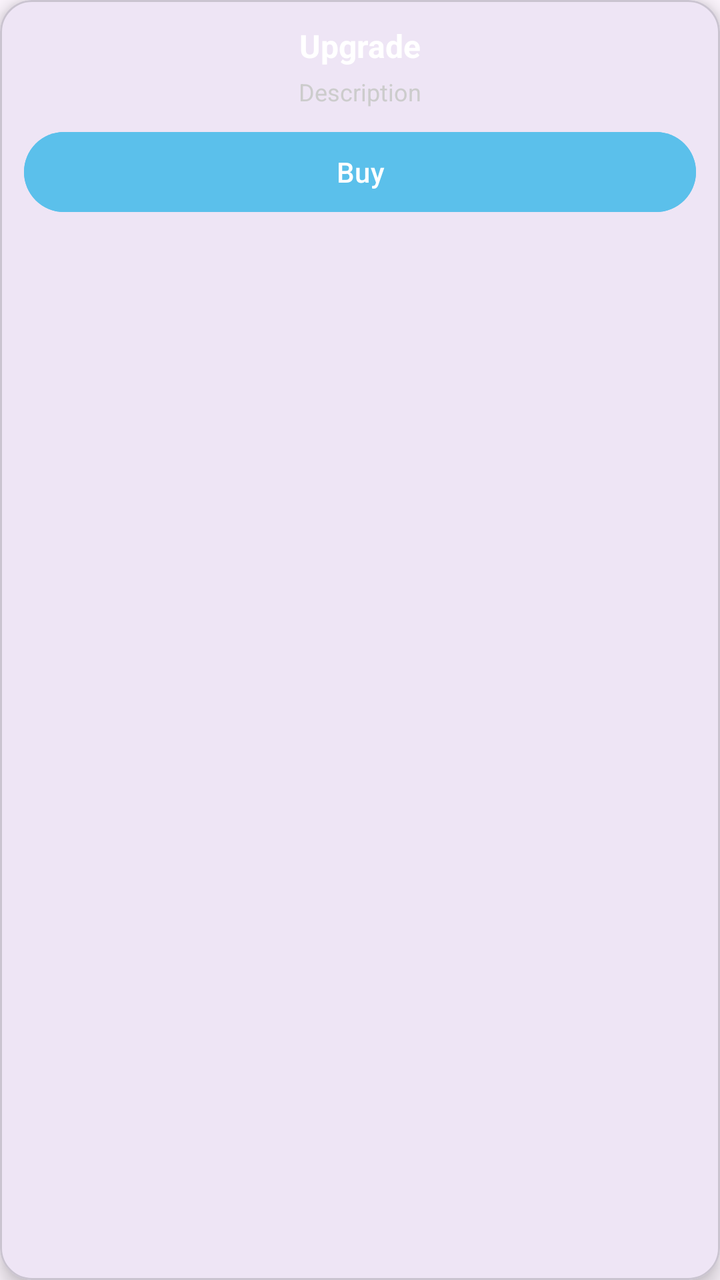
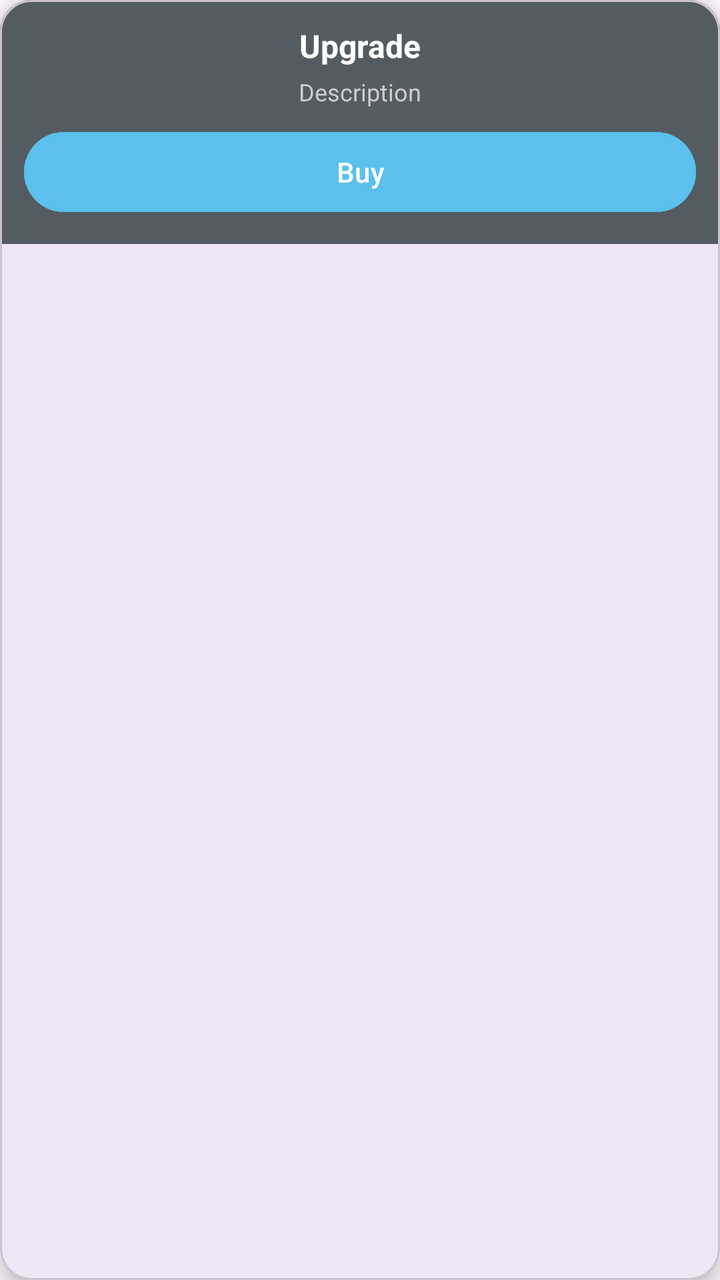

Two renders of the same Android screen: before a commit and after it. Below are the layout's source before the change and the commit's diff.
<!-- AndroidManifest.xml: application theme Theme.GamesPlatform -->
<!-- res/layout/upgrade_item.xml -->
<?xml version="1.0" encoding="utf-8"?>
<com.google.android.material.card.MaterialCardView
    xmlns:android="http://schemas.android.com/apk/res/android"
    xmlns:app="http://schemas.android.com/apk/res-auto"
    android:layout_width="150dp"
    android:layout_height="wrap_content"
    android:layout_marginHorizontal="16dp"
    android:layout_marginVertical="8dp"
    app:cardCornerRadius="16dp"
    app:cardElevation="6dp"
    android:clickable="true"
    android:focusable="true"
    android:foreground="?attr/selectableItemBackground">

    
    <LinearLayout
        android:layout_width="match_parent"
        android:layout_height="wrap_content"
        android:orientation="vertical"
        android:padding="12dp">

        
        <TextView
            android:id="@+id/title"
            android:layout_width="match_parent"
            android:layout_height="wrap_content"
            android:text="Upgrade"
            android:textColor="#FFFFFF"
            android:textStyle="bold"
            android:textSize="16sp"
            android:gravity="center"
            android:layout_marginBottom="4dp"/>

        
        <TextView
            android:id="@+id/desc"
            android:layout_width="match_parent"
            android:layout_height="wrap_content"
            android:text="Description"
            android:textColor="#CCCCCC"
            android:textSize="12sp"
            android:gravity="center"
            android:layout_marginBottom="8dp"/>

        
        <Button
            android:id="@+id/buyBtn"
            android:layout_width="match_parent"
            android:layout_height="wrap_content"
            android:text="Buy"
            android:textColor="#FFFFFF"
            android:backgroundTint="#5BC0EB"
            android:padding="8dp"/>

    </LinearLayout>

</com.google.android.material.card.MaterialCardView>
<!-- resources referenced by this layout -->
<resources>
  <style name="Theme.GamesPlatform" parent="Base.Theme.GamesPlatform" />
  <style name="Base.Theme.GamesPlatform" parent="Theme.Material3.DayNight.NoActionBar">
          
          
      </style>
</resources>

<!-- the commit's change to res/layout/upgrade_item.xml (unified diff, before → after) -->
@@ -16,6 +16,7 @@
     <LinearLayout
         android:layout_width="match_parent"
         android:layout_height="wrap_content"
+        android:background="#535C62"
         android:orientation="vertical"
         android:padding="12dp">
 
@@ -24,33 +25,33 @@
             android:id="@+id/title"
             android:layout_width="match_parent"
             android:layout_height="wrap_content"
+            android:layout_marginBottom="4dp"
+            android:gravity="center"
             android:text="Upgrade"
             android:textColor="#FFFFFF"
-            android:textStyle="bold"
             android:textSize="16sp"
-            android:gravity="center"
-            android:layout_marginBottom="4dp"/>
+            android:textStyle="bold" />
 
         
         <TextView
             android:id="@+id/desc"
             android:layout_width="match_parent"
             android:layout_height="wrap_content"
+            android:layout_marginBottom="8dp"
+            android:gravity="center"
             android:text="Description"
             android:textColor="#CCCCCC"
-            android:textSize="12sp"
-            android:gravity="center"
-            android:layout_marginBottom="8dp"/>
+            android:textSize="12sp" />
 
         
         <Button
             android:id="@+id/buyBtn"
             android:layout_width="match_parent"
             android:layout_height="wrap_content"
+            android:backgroundTint="#5BC0EB"
+            android:padding="8dp"
             android:text="Buy"
-            android:textColor="#FFFFFF"
-            android:backgroundTint="#5BC0EB"
-            android:padding="8dp"/>
+            android:textColor="#FFFFFF" />
 
     </LinearLayout>
 
